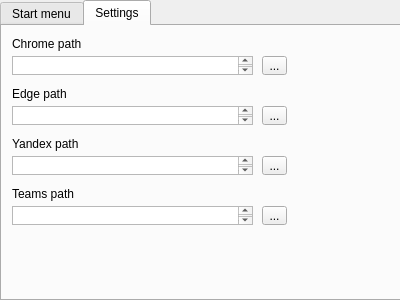
Before: the Qt Designer form form.ui in PheeZz/TeamsAfkBot, drawn with Qt 5.
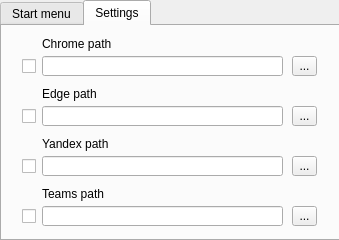
After: the same form once the commit is applied. The open tabs and pages were chosen to show the change.

Commit message:
google api -> shedule.yml
changed shedule parsing method

What changed in the file:
```diff
--- a/form.ui
+++ b/form.ui
@@ -6,13 +6,37 @@
    <rect>
     <x>0</x>
     <y>0</y>
-    <width>400</width>
-    <height>300</height>
+    <width>339</width>
+    <height>240</height>
    </rect>
   </property>
+  <property name="sizePolicy">
+   <sizepolicy hsizetype="Fixed" vsizetype="Fixed">
+    <horstretch>0</horstretch>
+    <verstretch>0</verstretch>
+   </sizepolicy>
+  </property>
+  <property name="minimumSize">
+   <size>
+    <width>339</width>
+    <height>240</height>
+   </size>
+  </property>
+  <property name="maximumSize">
+   <size>
+    <width>339</width>
+    <height>240</height>
+   </size>
+  </property>
   <property name="windowTitle">
    <string>Dialog</string>
   </property>
+  <property name="sizeGripEnabled">
+   <bool>false</bool>
+  </property>
+  <property name="modal">
+   <bool>false</bool>
+  </property>
   <widget class="QTabWidget" name="tabWidget">
    <property name="enabled">
     <bool>true</bool>
@@ -21,8 +45,8 @@
     <rect>
      <x>0</x>
      <y>0</y>
-     <width>401</width>
-     <height>301</height>
+     <width>341</width>
+     <height>241</height>
     </rect>
    </property>
    <property name="font">
@@ -33,7 +57,7 @@
     </font>
    </property>
    <property name="autoFillBackground">
-    <bool>false</bool>
+    <bool>true</bool>
    </property>
    <property name="currentIndex">
     <number>1</number>
@@ -93,7 +117,7 @@
     <widget class="QLabel" name="label_2">
      <property name="geometry">
       <rect>
-       <x>10</x>
+       <x>40</x>
        <y>10</y>
        <width>71</width>
        <height>16</height>
@@ -103,37 +127,13 @@
       <string>Chrome path</string>
      </property>
     </widget>
-    <widget class="QPlainTextEdit" name="plainTextEdit">
-     <property name="enabled">
-      <bool>true</bool>
-     </property>
+    <widget class="QToolButton" name="chrome_toolBtn">
      <property name="geometry">
       <rect>
-       <x>10</x>
+       <x>290</x>
        <y>30</y>
-       <width>241</width>
-       <height>19</height>
-      </rect>
-     </property>
-     <property name="font">
-      <font>
-       <weight>50</weight>
-       <italic>false</italic>
-       <bold>false</bold>
-       <kerning>true</kerning>
-      </font>
-     </property>
-     <property name="cursor" stdset="0">
-      <cursorShape>IBeamCursor</cursorShape>
-     </property>
-    </widget>
-    <widget class="QToolButton" name="toolButton">
-     <property name="geometry">
-      <rect>
-       <x>260</x>
-       <y>30</y>
        <width>25</width>
-       <height>19</height>
+       <height>20</height>
       </rect>
      </property>
      <property name="text">
@@ -143,37 +143,13 @@
       <bool>false</bool>
      </property>
     </widget>
-    <widget class="QPlainTextEdit" name="plainTextEdit_2">
-     <property name="enabled">
-      <bool>true</bool>
-     </property>
+    <widget class="QToolButton" name="edge_toolBtn">
      <property name="geometry">
       <rect>
-       <x>10</x>
+       <x>290</x>
        <y>80</y>
-       <width>241</width>
-       <height>19</height>
-      </rect>
-     </property>
-     <property name="font">
-      <font>
-       <weight>50</weight>
-       <italic>false</italic>
-       <bold>false</bold>
-       <kerning>true</kerning>
-      </font>
-     </property>
-     <property name="cursor" stdset="0">
-      <cursorShape>IBeamCursor</cursorShape>
-     </property>
-    </widget>
-    <widget class="QToolButton" name="toolButton_2">
-     <property name="geometry">
-      <rect>
-       <x>260</x>
-       <y>80</y>
        <width>25</width>
-       <height>19</height>
+       <height>20</height>
       </rect>
      </property>
      <property name="text">
@@ -186,7 +162,7 @@
     <widget class="QLabel" name="label_3">
      <property name="geometry">
       <rect>
-       <x>10</x>
+       <x>40</x>
        <y>60</y>
        <width>71</width>
        <height>16</height>
@@ -199,10 +175,10 @@
     <widget class="QToolButton" name="toolButton_3">
      <property name="geometry">
       <rect>
-       <x>260</x>
+       <x>290</x>
        <y>130</y>
        <width>25</width>
-       <height>19</height>
+       <height>20</height>
       </rect>
      </property>
      <property name="text">
@@ -212,34 +188,10 @@
       <bool>false</bool>
      </property>
     </widget>
-    <widget class="QPlainTextEdit" name="plainTextEdit_3">
-     <property name="enabled">
-      <bool>true</bool>
-     </property>
+    <widget class="QLabel" name="yandexLabel">
      <property name="geometry">
       <rect>
-       <x>10</x>
-       <y>130</y>
-       <width>241</width>
-       <height>19</height>
-      </rect>
-     </property>
-     <property name="font">
-      <font>
-       <weight>50</weight>
-       <italic>false</italic>
-       <bold>false</bold>
-       <kerning>true</kerning>
-      </font>
-     </property>
-     <property name="cursor" stdset="0">
-      <cursorShape>IBeamCursor</cursorShape>
-     </property>
-    </widget>
-    <widget class="QLabel" name="label_4">
-     <property name="geometry">
-      <rect>
-       <x>10</x>
+       <x>40</x>
        <y>110</y>
        <width>71</width>
        <height>16</height>
@@ -252,10 +204,10 @@
     <widget class="QToolButton" name="toolButton_4">
      <property name="geometry">
       <rect>
-       <x>260</x>
+       <x>290</x>
        <y>180</y>
        <width>25</width>
-       <height>19</height>
+       <height>20</height>
       </rect>
      </property>
      <property name="text">
@@ -265,34 +217,10 @@
       <bool>false</bool>
      </property>
     </widget>
-    <widget class="QPlainTextEdit" name="plainTextEdit_4">
-     <property name="enabled">
-      <bool>true</bool>
-     </property>
+    <widget class="QLabel" name="teamsLabel">
      <property name="geometry">
       <rect>
-       <x>10</x>
-       <y>180</y>
-       <width>241</width>
-       <height>19</height>
-      </rect>
-     </property>
-     <property name="font">
-      <font>
-       <weight>50</weight>
-       <italic>false</italic>
-       <bold>false</bold>
-       <kerning>true</kerning>
-      </font>
-     </property>
-     <property name="cursor" stdset="0">
-      <cursorShape>IBeamCursor</cursorShape>
-     </property>
-    </widget>
-    <widget class="QLabel" name="label_5">
-     <property name="geometry">
-      <rect>
-       <x>10</x>
+       <x>40</x>
        <y>160</y>
        <width>71</width>
        <height>16</height>
@@ -302,6 +230,98 @@
       <string>Teams path</string>
      </property>
     </widget>
+    <widget class="QLineEdit" name="chrome_path_line">
+     <property name="geometry">
+      <rect>
+       <x>40</x>
+       <y>30</y>
+       <width>241</width>
+       <height>20</height>
+      </rect>
+     </property>
+    </widget>
+    <widget class="QLineEdit" name="edge_path_line">
+     <property name="geometry">
+      <rect>
+       <x>40</x>
+       <y>80</y>
+       <width>241</width>
+       <height>20</height>
+      </rect>
+     </property>
+    </widget>
+    <widget class="QLineEdit" name="yandex_path_line">
+     <property name="geometry">
+      <rect>
+       <x>40</x>
+       <y>130</y>
+       <width>241</width>
+       <height>20</height>
+      </rect>
+     </property>
+    </widget>
+    <widget class="QLineEdit" name="teams_path_line">
+     <property name="geometry">
+      <rect>
+       <x>40</x>
+       <y>180</y>
+       <width>241</width>
+       <height>20</height>
+      </rect>
+     </property>
+    </widget>
+    <widget class="QCheckBox" name="google_checkBox">
+     <property name="geometry">
+      <rect>
+       <x>20</x>
+       <y>30</y>
+       <width>20</width>
+       <height>20</height>
+      </rect>
+     </property>
+     <property name="text">
+      <string/>
+     </property>
+    </widget>
+    <widget class="QCheckBox" name="edge_checkBox">
+     <property name="geometry">
+      <rect>
+       <x>20</x>
+       <y>80</y>
+       <width>20</width>
+       <height>20</height>
+      </rect>
+     </property>
+     <property name="text">
+      <string/>
+     </property>
+    </widget>
+    <widget class="QCheckBox" name="yandex_checkBox">
+     <property name="geometry">
+      <rect>
+       <x>20</x>
+       <y>130</y>
+       <width>20</width>
+       <height>20</height>
+      </rect>
+     </property>
+     <property name="text">
+      <string/>
+     </property>
+    </widget>
+    <widget class="QCheckBox" name="teams_checkBox">
+     <property name="geometry">
+      <rect>
+       <x>20</x>
+       <y>180</y>
+       <width>20</width>
+       <height>20</height>
+      </rect>
+     </property>
+     <property name="text">
+      <string/>
+     </property>
+    </widget>
    </widget>
   </widget>
  </widget>
```
Left out of the diff: 42 changed lines with no effect on the pictures. The commit also changes 14 other files.
